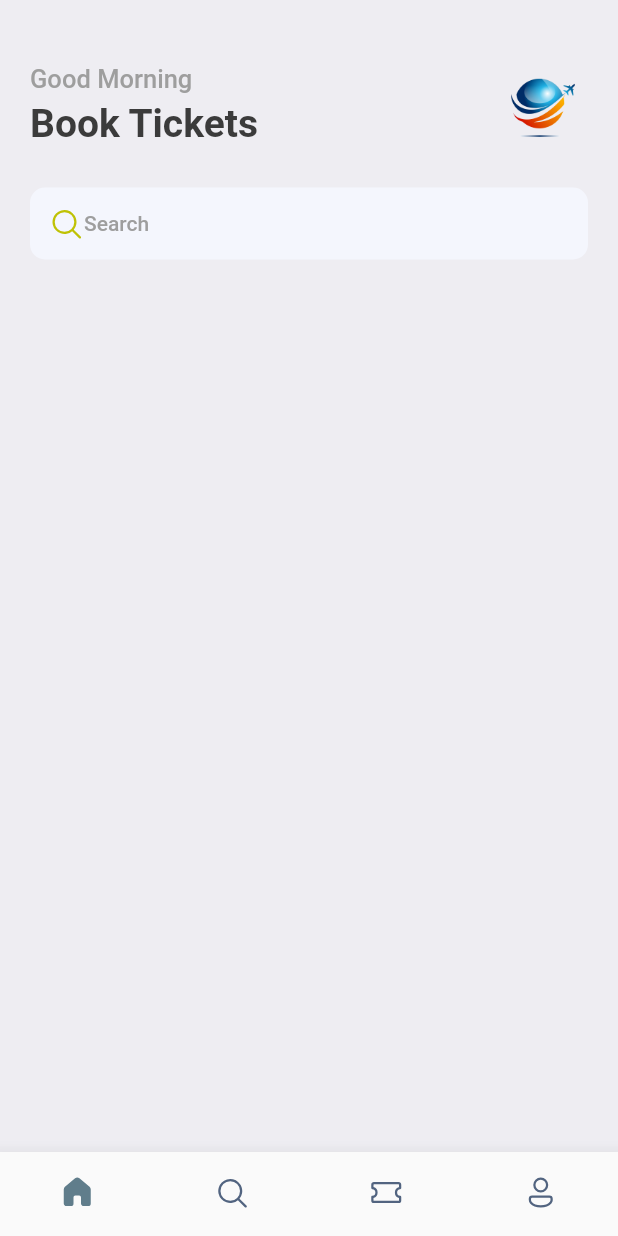
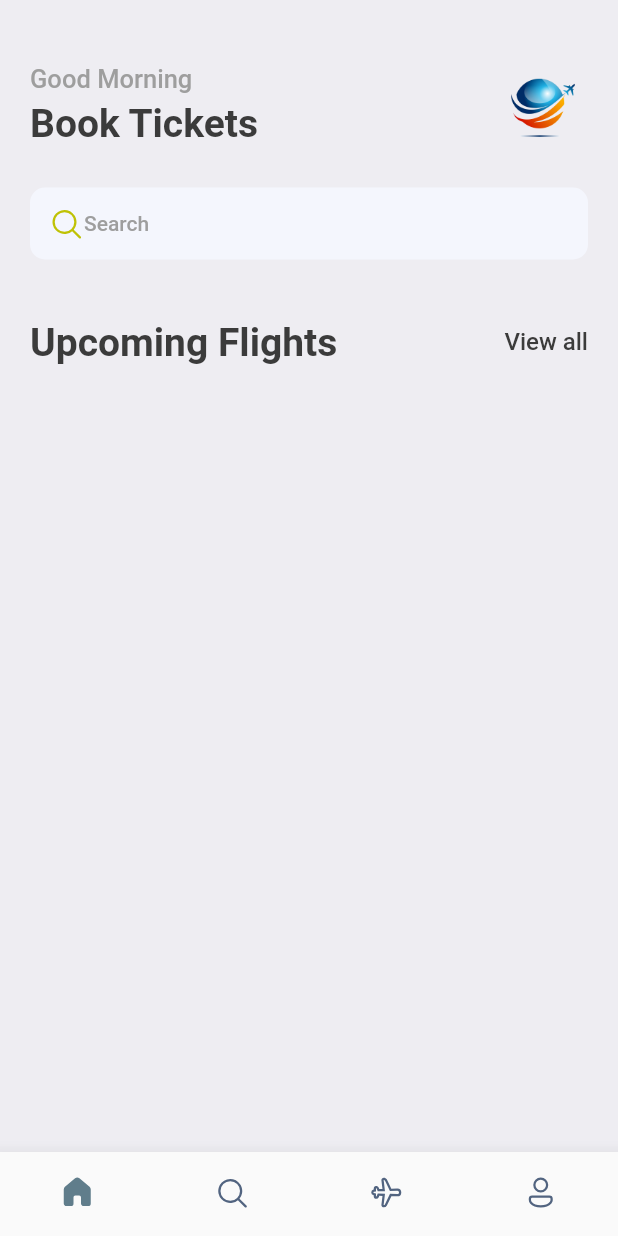
Before and after one commit to thutasann/booking-ticket, a Flutter app: the screen it shows after launch, on a phone screen of 412 x 824 dp. Run offline on Flutter 3.47's test engine with Material 2 defaults, Android fonts, the phone set to English and light mode, and no system bars; our stand-ins replace fluentui_icons, gap.

Commit message:
UI: Upcoming UI Initialized

```diff
--- a/lib/screens/bottom_bar.dart
+++ b/lib/screens/bottom_bar.dart
@@ -53,8 +53,8 @@ class _BottomBarState extends State<BottomBar> {
               label: "Search",
             ),
             BottomNavigationBarItem(
-              icon: Icon(FluentSystemIcons.ic_fluent_ticket_regular),
-              activeIcon: Icon(FluentSystemIcons.ic_fluent_ticket_filled),
+              icon: Icon(FluentSystemIcons.ic_fluent_airplane_regular),
+              activeIcon: Icon(FluentSystemIcons.ic_fluent_airplane_filled),
               label: "Ticket",
             ),
             BottomNavigationBarItem(
--- a/lib/screens/home_screen.dart
+++ b/lib/screens/home_screen.dart
@@ -1,7 +1,6 @@
 import 'package:book_ticket/utils/app_styles.dart';
 import 'package:fluentui_icons/fluentui_icons.dart';
 import 'package:flutter/material.dart';
-import 'package:flutter/cupertino.dart';
 import 'package:gap/gap.dart';
 
 class HomeScreen extends StatelessWidget {
@@ -64,6 +63,25 @@ class HomeScreen extends StatelessWidget {
                   ],
                 ),
               ),
+              const Gap(40),
+              Row(
+                mainAxisAlignment: MainAxisAlignment.spaceBetween,
+                children: [
+                  Text(
+                    "Upcoming Flights",
+                    style: Styles.headLineStyle1,
+                  ),
+                  InkWell(
+                    onTap: () {
+                      debugPrint("Tapped");
+                    },
+                    child: Text(
+                      "View all",
+                      style: Styles.textStyle,
+                    ),
+                  )
+                ],
+              )
             ],
           )
         ],
```
